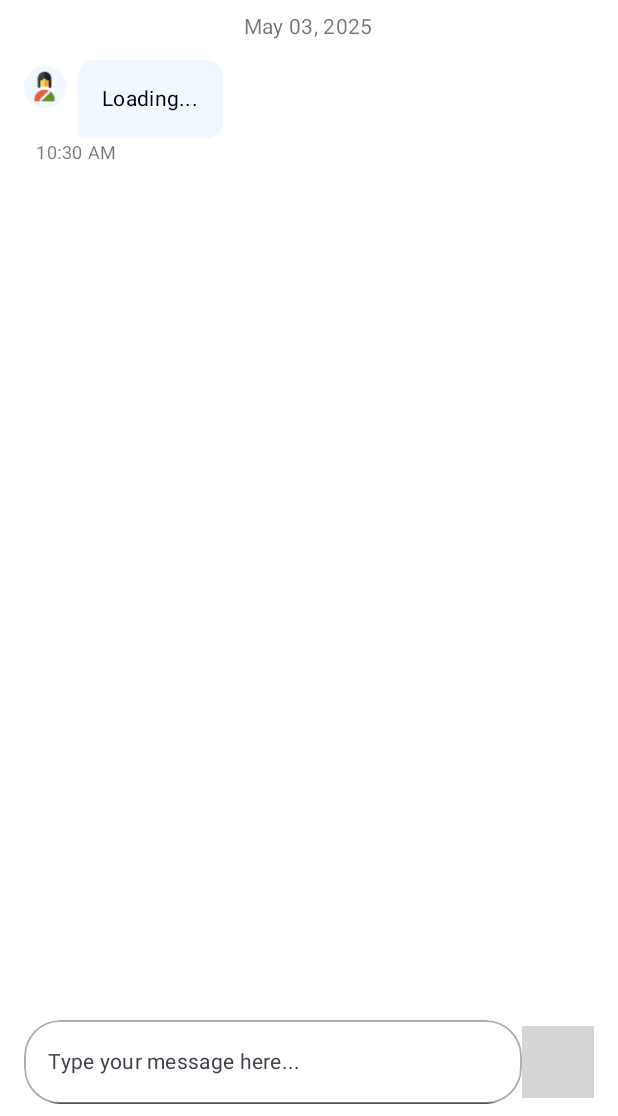
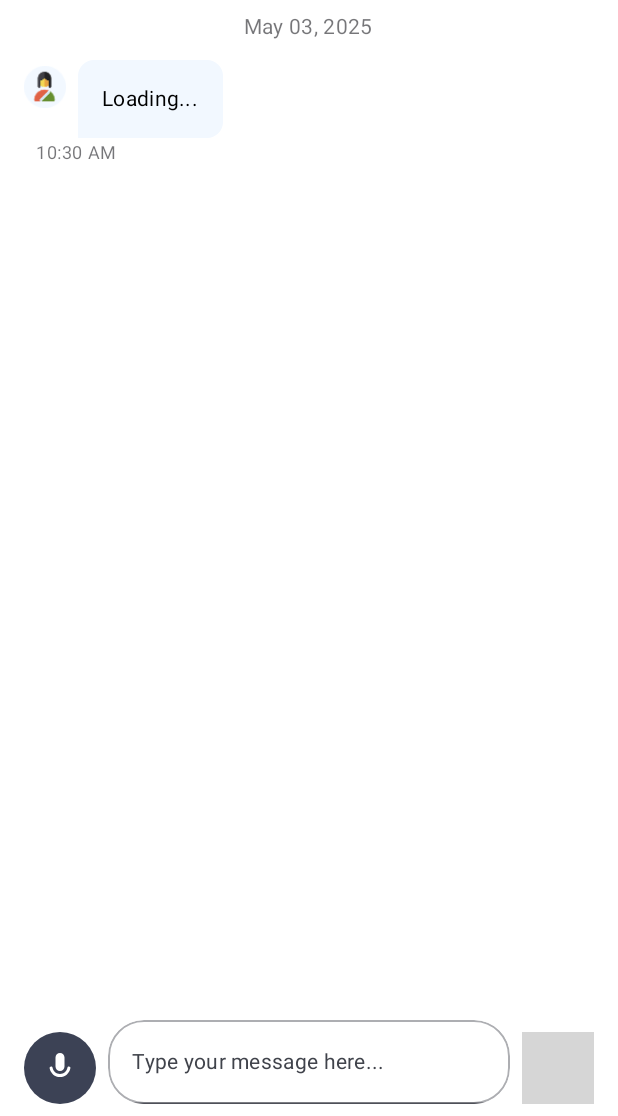
Before and after one commit to balajianbalagan/ASHA-SAKHI, an Android app built with Jetpack Compose: the @Preview function ChatPreview, on a phone screen of 412 x 824 dp, the part 120-1236 px from its top. Run offline under Robolectric (Android 15) with nearby library versions, the phone set to English and light mode, and no system bars; our stand-ins replace Dagger/Hilt's generated code; libraries missing offline, so code that uses them is left out: com.google.mediapipe.framework, com.google.mediapipe.tasks, com.google.mlkit.nl, org.vosk, org.vosk.android; 6 statements that could not run were skipped; grey boxes are pictures that could not be loaded.

Commit message:
speech to text - hindi support

```diff
--- a/app/src/main/java/com/littleb01s/ashasakhichat/presentation/ChatScreen.kt
+++ b/app/src/main/java/com/littleb01s/ashasakhichat/presentation/ChatScreen.kt
@@ -3,9 +3,12 @@
 package com.littleb01s.ashasakhichat.presentation
 
 import android.content.Intent
+import android.os.Build
+import android.widget.Toast
 import androidx.activity.compose.rememberLauncherForActivityResult
 import androidx.activity.result.contract.ActivityResultContracts
 import androidx.activity.result.launch
+import androidx.annotation.RequiresApi
 import androidx.compose.animation.*
 import androidx.compose.foundation.Image
 import androidx.compose.foundation.background
@@ -62,6 +65,7 @@ private const val StartChatKey = "StartChat"
 @Serializable
 object Chat
 
+@RequiresApi(Build.VERSION_CODES.VANILLA_ICE_CREAM)
 @Composable
 fun ChatScreen(viewModel: ChatViewModel) {
     val context = LocalContext.current
@@ -363,18 +367,87 @@ fun ChatBox(
     val interactionSource = remember { MutableInteractionSource() }
     val isPressed by interactionSource.collectIsPressedAsState()
     val context = LocalContext.current
+    val viewModel: ChatViewModel = hiltViewModel()
+    var isSpeechRecognitionActive by remember { mutableStateOf(false) }
 
     if (isPressed) {
         onTextFieldClicked()
     }
 
+    // Speech recognition listener
+    DisposableEffect(viewModel) {
+        val listener = object : SpeechRecognitionListener {
+            override fun onResult(text: String) {
+                if (isSpeechRecognitionActive) {
+                    // Just update with the latest partial
+                    chatBoxValue = TextFieldValue(text)
+                } else {
+                    // This is a final result
+                    chatBoxValue = TextFieldValue(text)
+                }
+            }
+        }
+        viewModel.setSpeechRecognitionListener(listener)
+        onDispose {
+            viewModel.removeSpeechRecognitionListener()
+        }
+    }
+
+    // Initialize speech recognition
+    LaunchedEffect(Unit) {
+        viewModel.initSpeechRecognition(
+            onSuccess = { /* Ready to use */ },
+            onError = { error ->
+                Toast.makeText(context, "Error: $error", Toast.LENGTH_SHORT).show()
+            }
+        )
+    }
+
     Row(
         modifier = modifier,
-        verticalAlignment = Alignment.CenterVertically
+        verticalAlignment = Alignment.Bottom // Changed to Bottom to align with multiline TextField
     ) {
+        // Microphone Button
+        IconButton(
+            onClick = {
+                if (!isSpeechRecognitionActive) {
+                    viewModel.startSpeechRecognition()
+                } else {
+                    viewModel.stopSpeechRecognition()
+                }
+                isSpeechRecognitionActive = !isSpeechRecognitionActive
+            },
+            modifier = Modifier
+                .size(48.dp)
+                .clip(RoundedCornerShape(24.dp))
+                .background(
+                    if (isSpeechRecognitionActive)
+                        MaterialTheme.colorScheme.error
+                    else
+                        MaterialTheme.colorScheme.secondary
+                )
+        ) {
+            Icon(
+                painter = painterResource(
+                    id = if (isSpeechRecognitionActive)
+                        R.drawable.ic_stop_recording
+                    else
+                        R.drawable.ic_mic
+                ),
+                contentDescription = if (isSpeechRecognitionActive)
+                    stringResource(R.string.stop_recording)
+                else
+                    stringResource(R.string.start_recording),
+                tint = Color.White
+            )
+        }
+
+        Spacer(modifier = Modifier.width(8.dp))
+
         TextField(
             modifier = Modifier
                 .weight(1f)
+                .heightIn(min = 48.dp, max = 160.dp) // Set maximum height for 5 lines
                 .clip(RoundedCornerShape(24.dp))
                 .border(
                     width = 1.dp,
@@ -387,7 +460,10 @@ fun ChatBox(
             },
             placeholder = {
                 Text(
-                    text = stringResource(R.string.type_message),
+                    text = if (isSpeechRecognitionActive)
+                        stringResource(R.string.listening)
+                    else
+                        stringResource(R.string.type_message),
                     style = MaterialTheme.typography.bodyMedium
                 )
             },
@@ -399,8 +475,12 @@ fun ChatBox(
                 disabledContainerColor = Color.Transparent
             ),
             textStyle = MaterialTheme.typography.bodyLarge,
-            singleLine = true,
+            maxLines = 5,
+            minLines = 1
         )
+
+        Spacer(modifier = Modifier.width(8.dp))
+
         IconButton(
             onClick = {
                 if (chatBoxValue.text.isNotBlank()) {
@@ -457,6 +537,7 @@ fun WelcomeScreen() {
     }
 }
 
+@RequiresApi(Build.VERSION_CODES.VANILLA_ICE_CREAM)
 @Preview(showBackground = true)
 @Composable
 fun ChatPreview() {
--- /dev/null
+++ b/app/src/main/res/drawable/ic_mic.xml
@@ -0,0 +1,10 @@
+<?xml version="1.0" encoding="utf-8"?>
+<vector xmlns:android="http://schemas.android.com/apk/res/android"
+    android:width="24dp"
+    android:height="24dp"
+    android:viewportWidth="24"
+    android:viewportHeight="24">
+    <path
+        android:fillColor="#FFFFFF"
+        android:pathData="M12,14c1.66,0 3,-1.34 3,-3V5c0,-1.66 -1.34,-3 -3,-3S9,3.34 9,5v6C9,12.66 10.34,14 12,14zM17.91,11c-0.49,0 -0.9,0.36 -0.98,0.85C16.52,14.2 14.47,16 12,16c-2.47,0 -4.52,-1.8 -4.93,-4.15C6.99,11.36 6.58,11 6.09,11h0c-0.61,0 -1.09,0.54 -1,1.14C5.74,15.67 8.61,18 12,18c3.39,0 6.26,-2.33 6.91,-5.86C19.1,11.54 18.62,11 17.91,11z"/>
+</vector>
--- /dev/null
+++ b/app/src/main/res/drawable/ic_stop_recording.xml
@@ -0,0 +1,10 @@
+<?xml version="1.0" encoding="utf-8"?>
+<vector xmlns:android="http://schemas.android.com/apk/res/android"
+    android:width="24dp"
+    android:height="24dp"
+    android:viewportWidth="24"
+    android:viewportHeight="24">
+    <path
+        android:fillColor="#FFFFFF"
+        android:pathData="M6,6h12v12H6z"/>
+</vector>
```
Also changed, not shown: app/src/main/java/com/littleb01s/ashasakhichat/presentation/ChatViewModel.kt (+63 -29 lines).
